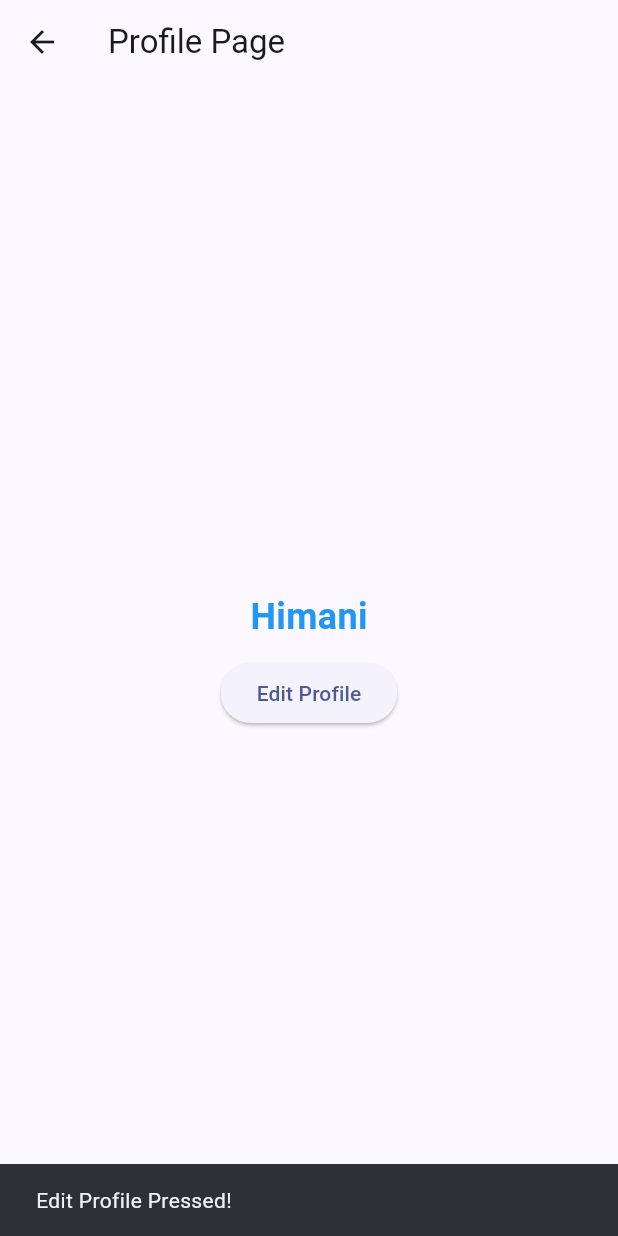
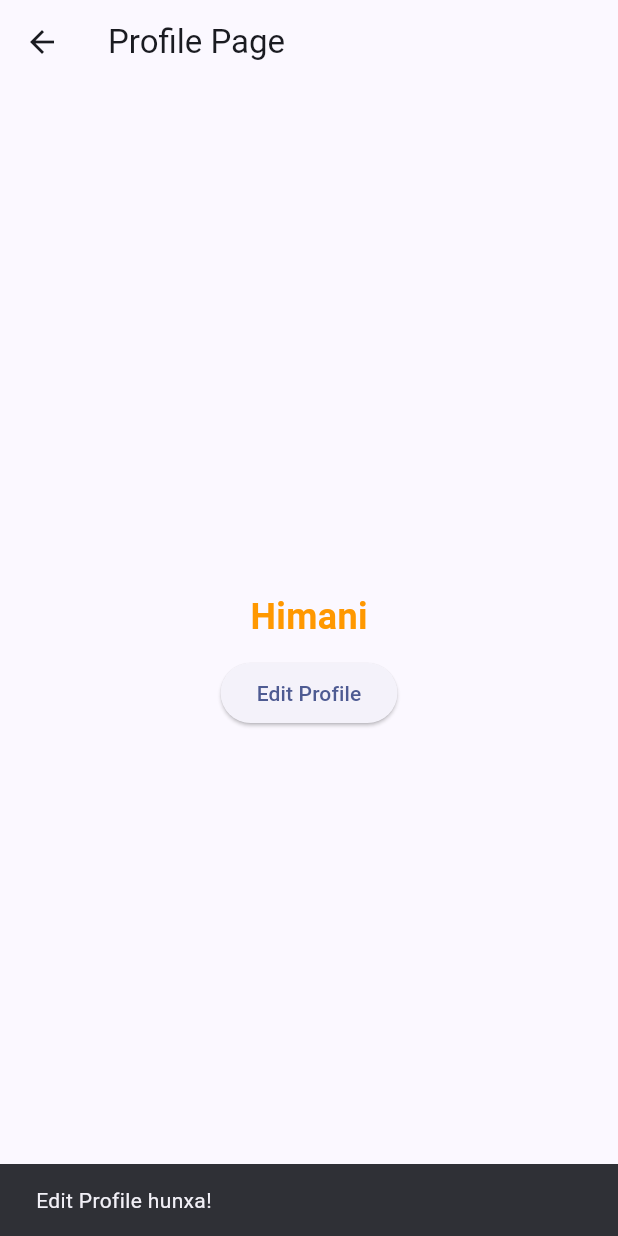
Before and after one commit to Himani204/todo_app, a Flutter app: the ProfilePage screen opened directly, after a tap on "Edit Profile", on a phone screen of 412 x 824 dp. Run offline on Flutter 3.47's test engine with Material 3 defaults, Android fonts, the phone set to English and light mode, and no system bars.

Commit message:
Update profile page colors and snackbar message

```diff
--- a/lib/screens/profile_page.dart
+++ b/lib/screens/profile_page.dart
@@ -21,14 +21,14 @@ class _ProfilePageState extends State<ProfilePage> {
               style: TextStyle(
                 fontSize: 24,
                 fontWeight: FontWeight.bold,
-                color: Colors.blue,
+                color: Colors.orange,
               ),
             ),
             const SizedBox(height: 10),
             ElevatedButton(
               onPressed: () {
                 ScaffoldMessenger.of(context).showSnackBar(
-                  const SnackBar(content: Text('Edit Profile Pressed!')),
+                  const SnackBar(content: Text('Edit Profile hunxa!')),
                 );
               },
               child: const Text('Edit Profile'),
```
